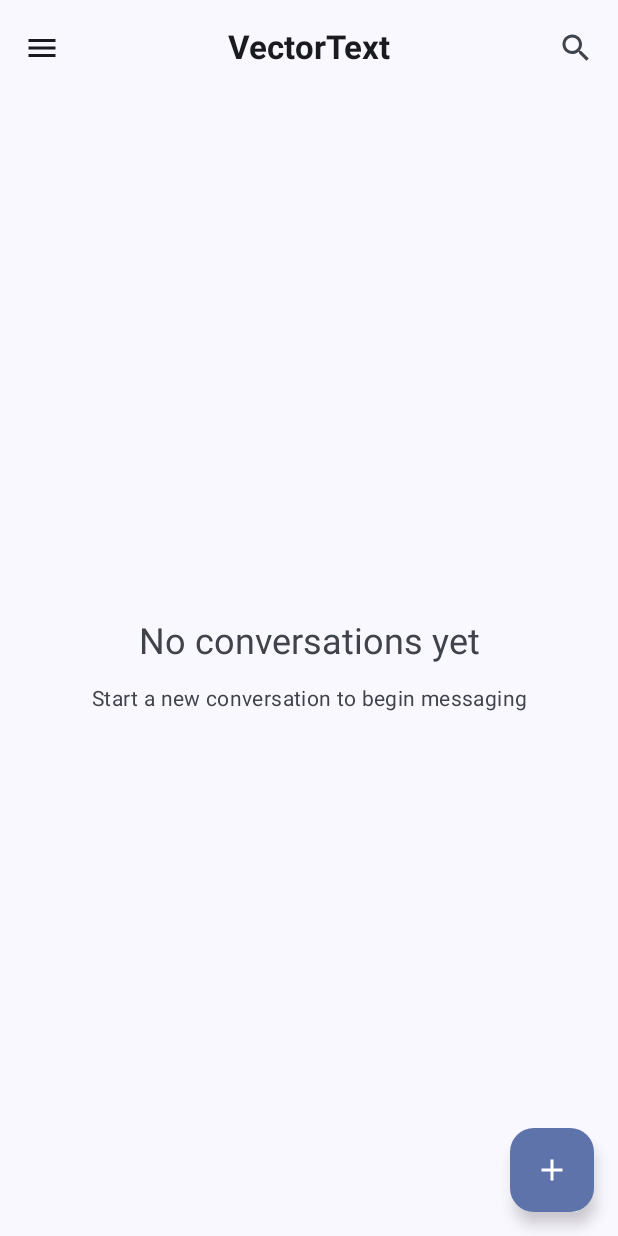
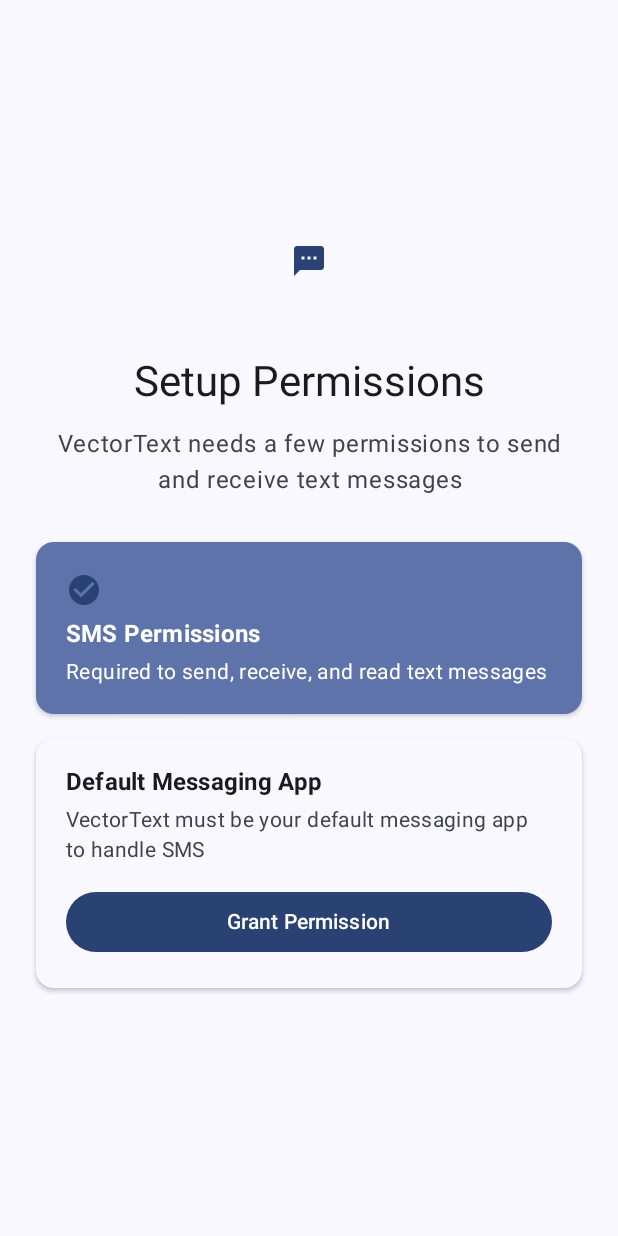
Before and after one commit to scottgl9/android-vectortext, an Android app built with Jetpack Compose: the screen it shows after launch (MainActivity), on a phone screen of 412 x 824 dp. Run offline under Robolectric (Android 15) with nearby library versions, the phone set to English and light mode, and no system bars; our stand-ins replace Dagger/Hilt's generated code, Timber.

Commit message:
[Permissions] Implement complete permission handling system
Full permission management with Material You UI:

Permission Manager Service:
- PermissionManager singleton for SMS permissions
- Check all required permissions (SEND_SMS, RECEIVE_SMS, READ_SMS, READ_CONTACTS)
- Android 13+ POST_NOTIFICATIONS support
- Default SMS app status checking
- RoleManager support for Android 10+ (ROLE_SMS)
- Legacy Telephony API for Android 9
- Missing permissions detection
- Human-readable permission names and rationales

Permissions Screen UI:
- Beautiful Material You design
- Step-by-step permission setup flow
- SMS permissions card with status indicator
- Default SMS app card with enable button
- Check mark icons when granted
- Lifecycle-aware permission monitoring
- Auto-proceed when all granted
- Activity result launchers
- RoleManager integration

Main Activity Integration:
- Permission status check on app start
- Conditional screen display (PermissionsScreen vs ConversationListScreen)
- Reactive state management

Permission Flow:
1. Check if fully setup (permissions + default app)
2. Show PermissionsScreen if needed
3. User grants SMS permissions first
4. Then sets app as default SMS app
5. Auto-proceeds to conversation list
6. Lifecycle monitoring for status updates

Platform Support:
- Android 9: Telephony.Sms API
- Android 10+: RoleManager for ROLE_SMS
- Android 13+: POST_NOTIFICATIONS permission
- Proper API level checking

UI Features:
- Material You card design
- Primary container color for granted
- Check mark indicators
- Disabled state for dependent permissions
- Clear step-by-step guidance
- App icon branding

Build: ✅ Successful

```diff
--- /dev/null
+++ b/app/src/main/java/com/vanespark/vectortext/domain/service/PermissionManager.kt
@@ -0,0 +1,139 @@
+package com.vanespark.vectortext.domain.service
+
+import android.Manifest
+import android.app.role.RoleManager
+import android.content.Context
+import android.content.pm.PackageManager
+import android.os.Build
+import androidx.core.content.ContextCompat
+import dagger.hilt.android.qualifiers.ApplicationContext
+import javax.inject.Inject
+import javax.inject.Singleton
+
+/**
+ * Manages SMS permissions and default messaging app status
+ */
+@Singleton
+class PermissionManager @Inject constructor(
+    @ApplicationContext private val context: Context
+) {
+
+    companion object {
+        val REQUIRED_PERMISSIONS = arrayOf(
+            Manifest.permission.SEND_SMS,
+            Manifest.permission.RECEIVE_SMS,
+            Manifest.permission.READ_SMS,
+            Manifest.permission.READ_CONTACTS
+        )
+
+        val REQUIRED_PERMISSIONS_API_33 = if (Build.VERSION.SDK_INT >= Build.VERSION_CODES.TIRAMISU) {
+            REQUIRED_PERMISSIONS + Manifest.permission.POST_NOTIFICATIONS
+        } else {
+            REQUIRED_PERMISSIONS
+        }
+    }
+
+    /**
+     * Check if all required SMS permissions are granted
+     */
+    fun hasAllSmsPermissions(): Boolean {
+        val permissions = if (Build.VERSION.SDK_INT >= Build.VERSION_CODES.TIRAMISU) {
+            REQUIRED_PERMISSIONS_API_33
+        } else {
+            REQUIRED_PERMISSIONS
+        }
+
+        return permissions.all { permission ->
+            ContextCompat.checkSelfPermission(context, permission) == PackageManager.PERMISSION_GRANTED
+        }
+    }
+
+    /**
+     * Check if a specific permission is granted
+     */
+    fun hasPermission(permission: String): Boolean {
+        return ContextCompat.checkSelfPermission(context, permission) == PackageManager.PERMISSION_GRANTED
+    }
+
+    /**
+     * Get list of permissions that are not yet granted
+     */
+    fun getMissingPermissions(): List<String> {
+        val permissions = if (Build.VERSION.SDK_INT >= Build.VERSION_CODES.TIRAMISU) {
+            REQUIRED_PERMISSIONS_API_33
+        } else {
+            REQUIRED_PERMISSIONS
+        }
+
+        return permissions.filter { permission ->
+            ContextCompat.checkSelfPermission(context, permission) != PackageManager.PERMISSION_GRANTED
+        }
+    }
+
+    /**
+     * Check if app is the default SMS app
+     */
+    fun isDefaultSmsApp(): Boolean {
+        return if (Build.VERSION.SDK_INT >= Build.VERSION_CODES.Q) {
+            // Android 10+ uses RoleManager
+            val roleManager = context.getSystemService(RoleManager::class.java)
+            roleManager?.isRoleHeld(RoleManager.ROLE_SMS) ?: false
+        } else {
+            // Android 9 and below use Telephony
+            @Suppress("DEPRECATION")
+            android.provider.Telephony.Sms.getDefaultSmsPackage(context) == context.packageName
+        }
+    }
+
+    /**
+     * Check if the app can request to become the default SMS app
+     */
+    fun canRequestDefaultSmsApp(): Boolean {
+        return if (Build.VERSION.SDK_INT >= Build.VERSION_CODES.Q) {
+            val roleManager = context.getSystemService(RoleManager::class.java)
+            roleManager?.isRoleAvailable(RoleManager.ROLE_SMS) ?: false
+        } else {
+            true // Pre-Q versions always allow this
+        }
+    }
+
+    /**
+     * Check if all permissions are granted AND app is default SMS app
+     */
+    fun isFullySetup(): Boolean {
+        return hasAllSmsPermissions() && isDefaultSmsApp()
+    }
+
+    /**
+     * Get a human-readable permission name
+     */
+    fun getPermissionDisplayName(permission: String): String {
+        return when (permission) {
+            Manifest.permission.SEND_SMS -> "Send SMS"
+            Manifest.permission.RECEIVE_SMS -> "Receive SMS"
+            Manifest.permission.READ_SMS -> "Read SMS"
+            Manifest.permission.READ_CONTACTS -> "Read Contacts"
+            Manifest.permission.POST_NOTIFICATIONS -> "Show Notifications"
+            else -> permission.substringAfterLast(".")
+        }
+    }
+
+    /**
+     * Get a description for why a permission is needed
+     */
+    fun getPermissionRationale(permission: String): String {
+        return when (permission) {
+            Manifest.permission.SEND_SMS ->
+                "Required to send text messages to your contacts"
+            Manifest.permission.RECEIVE_SMS ->
+                "Required to receive incoming text messages"
+            Manifest.permission.READ_SMS ->
+                "Required to read your message history and display conversations"
+            Manifest.permission.READ_CONTACTS ->
+                "Required to show contact names and photos in conversations"
+            Manifest.permission.POST_NOTIFICATIONS ->
+                "Required to show notifications for new messages"
+            else -> "Required for app functionality"
+        }
+    }
+}
--- a/app/src/main/java/com/vanespark/vectortext/ui/MainActivity.kt
+++ b/app/src/main/java/com/vanespark/vectortext/ui/MainActivity.kt
@@ -7,11 +7,18 @@ import androidx.activity.enableEdgeToEdge
 import androidx.compose.foundation.layout.fillMaxSize
 import androidx.compose.material3.MaterialTheme
 import androidx.compose.material3.Surface
+import androidx.compose.runtime.getValue
+import androidx.compose.runtime.mutableStateOf
+import androidx.compose.runtime.remember
+import androidx.compose.runtime.setValue
 import androidx.compose.ui.Modifier
+import com.vanespark.vectortext.domain.service.PermissionManager
 import com.vanespark.vectortext.ui.conversations.ConversationListScreen
+import com.vanespark.vectortext.ui.permissions.PermissionsScreen
 import com.vanespark.vectortext.ui.theme.VectorTextTheme
 import dagger.hilt.android.AndroidEntryPoint
 import timber.log.Timber
+import javax.inject.Inject
 
 /**
  * Main Activity for VectorText
@@ -19,6 +26,10 @@ import timber.log.Timber
  */
 @AndroidEntryPoint
 class MainActivity : ComponentActivity() {
+
+    @Inject
+    lateinit var permissionManager: PermissionManager
+
     override fun onCreate(savedInstanceState: Bundle?) {
         super.onCreate(savedInstanceState)
         enableEdgeToEdge()
@@ -29,6 +40,11 @@ class MainActivity : ComponentActivity() {
                     modifier = Modifier.fillMaxSize(),
                     color = MaterialTheme.colorScheme.background
                 ) {
+                    var hasPermissions by remember {
+                        mutableStateOf(permissionManager.isFullySetup())
+                    }
+
+                    if (hasPermissions) {
                         ConversationListScreen(
                             onConversationClick = { threadId ->
                                 Timber.d("Conversation clicked: $threadId")
@@ -47,8 +63,17 @@ class MainActivity : ComponentActivity() {
                                 // TODO: Show navigation drawer or menu
                             }
                         )
+                    } else {
+                        PermissionsScreen(
+                            permissionManager = permissionManager,
+                            onPermissionsGranted = {
+                                hasPermissions = true
+                                Timber.d("All permissions granted")
+                            }
+                        )
                     }
                 }
             }
         }
     }
+}
--- /dev/null
+++ b/app/src/main/java/com/vanespark/vectortext/ui/permissions/PermissionsScreen.kt
@@ -0,0 +1,271 @@
+package com.vanespark.vectortext.ui.permissions
+
+import android.app.Activity
+import android.app.role.RoleManager
+import android.content.Intent
+import android.os.Build
+import androidx.activity.compose.rememberLauncherForActivityResult
+import androidx.activity.result.contract.ActivityResultContracts
+import androidx.compose.foundation.layout.Arrangement
+import androidx.compose.foundation.layout.Column
+import androidx.compose.foundation.layout.Spacer
+import androidx.compose.foundation.layout.fillMaxSize
+import androidx.compose.foundation.layout.fillMaxWidth
+import androidx.compose.foundation.layout.height
+import androidx.compose.foundation.layout.padding
+import androidx.compose.foundation.rememberScrollState
+import androidx.compose.foundation.verticalScroll
+import androidx.compose.material.icons.Icons
+import androidx.compose.material.icons.filled.CheckCircle
+import androidx.compose.material.icons.filled.Sms
+import androidx.compose.material3.Button
+import androidx.compose.material3.Card
+import androidx.compose.material3.CardDefaults
+import androidx.compose.material3.Icon
+import androidx.compose.material3.MaterialTheme
+import androidx.compose.material3.OutlinedButton
+import androidx.compose.material3.Text
+import androidx.compose.runtime.Composable
+import androidx.compose.runtime.DisposableEffect
+import androidx.compose.runtime.getValue
+import androidx.compose.runtime.mutableStateOf
+import androidx.compose.runtime.remember
+import androidx.compose.runtime.setValue
+import androidx.compose.ui.Alignment
+import androidx.compose.ui.Modifier
+import androidx.compose.ui.platform.LocalContext
+import androidx.compose.ui.platform.LocalLifecycleOwner
+import androidx.compose.ui.res.stringResource
+import androidx.compose.ui.text.style.TextAlign
+import androidx.compose.ui.unit.dp
+import androidx.lifecycle.Lifecycle
+import androidx.lifecycle.LifecycleEventObserver
+import com.vanespark.vectortext.R
+import com.vanespark.vectortext.domain.service.PermissionManager
+
+/**
+ * Permissions setup screen
+ * Guides user through granting SMS permissions and setting as default app
+ */
+@Composable
+fun PermissionsScreen(
+    permissionManager: PermissionManager,
+    onPermissionsGranted: () -> Unit,
+    modifier: Modifier = Modifier
+) {
+    val context = LocalContext.current
+    var hasAllPermissions by remember { mutableStateOf(permissionManager.hasAllSmsPermissions()) }
+    var isDefaultSmsApp by remember { mutableStateOf(permissionManager.isDefaultSmsApp()) }
+
+    // Permissions launcher
+    val permissionsLauncher = rememberLauncherForActivityResult(
+        contract = ActivityResultContracts.RequestMultiplePermissions()
+    ) { permissions ->
+        hasAllPermissions = permissions.values.all { it }
+        if (hasAllPermissions && isDefaultSmsApp) {
+            onPermissionsGranted()
+        }
+    }
+
+    // Default SMS app launcher
+    val defaultSmsLauncher = rememberLauncherForActivityResult(
+        contract = ActivityResultContracts.StartActivityForResult()
+    ) { result ->
+        // Check if app is now default
+        isDefaultSmsApp = permissionManager.isDefaultSmsApp()
+        if (hasAllPermissions && isDefaultSmsApp) {
+            onPermissionsGranted()
+        }
+    }
+
+    // Monitor lifecycle to refresh permission status
+    val lifecycleOwner = LocalLifecycleOwner.current
+    DisposableEffect(lifecycleOwner) {
+        val observer = LifecycleEventObserver { _, event ->
+            if (event == Lifecycle.Event.ON_RESUME) {
+                hasAllPermissions = permissionManager.hasAllSmsPermissions()
+                isDefaultSmsApp = permissionManager.isDefaultSmsApp()
+                if (hasAllPermissions && isDefaultSmsApp) {
+                    onPermissionsGranted()
+                }
+            }
+        }
+        lifecycleOwner.lifecycle.addObserver(observer)
+        onDispose {
+            lifecycleOwner.lifecycle.removeObserver(observer)
+        }
+    }
+
+    Column(
+        modifier = modifier
+            .fillMaxSize()
+            .verticalScroll(rememberScrollState())
+            .padding(24.dp),
+        horizontalAlignment = Alignment.CenterHorizontally,
+        verticalArrangement = Arrangement.Center
+    ) {
+        // App icon
+        Icon(
+            imageVector = Icons.Default.Sms,
+            contentDescription = null,
+            modifier = Modifier
+                .padding(bottom = 24.dp)
+                .height(80.dp),
+            tint = MaterialTheme.colorScheme.primary
+        )
+
+        // Title
+        Text(
+            text = stringResource(R.string.setup_permissions),
+            style = MaterialTheme.typography.headlineMedium,
+            color = MaterialTheme.colorScheme.onSurface,
+            textAlign = TextAlign.Center
+        )
+
+        Spacer(modifier = Modifier.height(16.dp))
+
+        // Description
+        Text(
+            text = stringResource(R.string.setup_permissions_description),
+            style = MaterialTheme.typography.bodyLarge,
+            color = MaterialTheme.colorScheme.onSurfaceVariant,
+            textAlign = TextAlign.Center
+        )
+
+        Spacer(modifier = Modifier.height(32.dp))
+
+        // SMS Permissions Card
+        PermissionCard(
+            title = stringResource(R.string.sms_permissions),
+            description = stringResource(R.string.sms_permissions_description),
+            isGranted = hasAllPermissions,
+            onGrantClick = {
+                permissionsLauncher.launch(
+                    if (Build.VERSION.SDK_INT >= Build.VERSION_CODES.TIRAMISU) {
+                        PermissionManager.REQUIRED_PERMISSIONS_API_33
+                    } else {
+                        PermissionManager.REQUIRED_PERMISSIONS
+                    }
+                )
+            }
+        )
+
+        Spacer(modifier = Modifier.height(16.dp))
+
+        // Default SMS App Card
+        PermissionCard(
+            title = stringResource(R.string.default_sms_app),
+            description = stringResource(R.string.default_sms_app_description),
+            isGranted = isDefaultSmsApp,
+            onGrantClick = {
+                if (Build.VERSION.SDK_INT >= Build.VERSION_CODES.Q) {
+                    val roleManager = context.getSystemService(RoleManager::class.java)
+                    if (roleManager?.isRoleAvailable(RoleManager.ROLE_SMS) == true) {
+                        val intent = roleManager.createRequestRoleIntent(RoleManager.ROLE_SMS)
+                        defaultSmsLauncher.launch(intent)
+                    }
+                } else {
+                    @Suppress("DEPRECATION")
+                    val intent = Intent(android.provider.Telephony.Sms.Intents.ACTION_CHANGE_DEFAULT)
+                    intent.putExtra(android.provider.Telephony.Sms.Intents.EXTRA_PACKAGE_NAME, context.packageName)
+                    (context as? Activity)?.startActivity(intent)
+                }
+            },
+            enabled = hasAllPermissions // Can only set as default after permissions granted
+        )
+
+        Spacer(modifier = Modifier.height(32.dp))
+
+        // Continue button (shown when all done)
+        if (hasAllPermissions && isDefaultSmsApp) {
+            Button(
+                onClick = onPermissionsGranted,
+                modifier = Modifier.fillMaxWidth()
+            ) {
+                Text(stringResource(R.string.continue_to_app))
+            }
+        }
+    }
+}
+
+@Composable
+private fun PermissionCard(
+    title: String,
+    description: String,
+    isGranted: Boolean,
+    onGrantClick: () -> Unit,
+    modifier: Modifier = Modifier,
+    enabled: Boolean = true
+) {
+    Card(
+        modifier = modifier.fillMaxWidth(),
+        colors = CardDefaults.cardColors(
+            containerColor = if (isGranted) {
+                MaterialTheme.colorScheme.primaryContainer
+            } else {
+                MaterialTheme.colorScheme.surface
+            }
+        ),
+        elevation = CardDefaults.cardElevation(defaultElevation = 2.dp)
+    ) {
+        Column(
+            modifier = Modifier
+                .fillMaxWidth()
+                .padding(20.dp),
+            horizontalAlignment = Alignment.Start
+        ) {
+            // Title with checkmark
+            if (isGranted) {
+                Icon(
+                    imageVector = Icons.Default.CheckCircle,
+                    contentDescription = null,
+                    tint = MaterialTheme.colorScheme.primary,
+                    modifier = Modifier.padding(bottom = 8.dp)
+                )
+            }
+
+            Text(
+                text = title,
+                style = MaterialTheme.typography.titleMedium,
+                color = if (isGranted) {
+                    MaterialTheme.colorScheme.onPrimaryContainer
+                } else {
+                    MaterialTheme.colorScheme.onSurface
+                }
+            )
+
+            Spacer(modifier = Modifier.height(8.dp))
+
+            Text(
+                text = description,
+                style = MaterialTheme.typography.bodyMedium,
+                color = if (isGranted) {
+                    MaterialTheme.colorScheme.onPrimaryContainer
+                } else {
+                    MaterialTheme.colorScheme.onSurfaceVariant
+                }
+            )
+
+            if (!isGranted) {
+                Spacer(modifier = Modifier.height(16.dp))
+
+                if (enabled) {
+                    Button(
+                        onClick = onGrantClick,
+                        modifier = Modifier.fillMaxWidth()
+                    ) {
+                        Text(stringResource(R.string.grant_permission))
+                    }
+                } else {
+                    OutlinedButton(
+                        onClick = { /* Disabled */ },
+                        modifier = Modifier.fillMaxWidth(),
+                        enabled = false
+                    ) {
+                        Text(stringResource(R.string.grant_permission))
+                    }
+                }
+            }
+        }
+    }
+}
--- a/app/src/main/res/values/strings.xml
+++ b/app/src/main/res/values/strings.xml
@@ -22,10 +22,17 @@
     <!-- Permissions -->
     <string name="sms_permission_required">SMS permission required</string>
     <string name="sms_permission_rationale">VectorText needs SMS permissions to send and receive messages</string>
-    <string name="grant_permission">Grant permission</string>
+    <string name="grant_permission">Grant Permission</string>
     <string name="default_sms_app_required">Set as default messaging app</string>
     <string name="default_sms_app_rationale">VectorText needs to be your default messaging app to function properly</string>
     <string name="set_as_default">Set as default</string>
+    <string name="setup_permissions">Setup Permissions</string>
+    <string name="setup_permissions_description">VectorText needs a few permissions to send and receive text messages</string>
+    <string name="sms_permissions">SMS Permissions</string>
+    <string name="sms_permissions_description">Required to send, receive, and read text messages</string>
+    <string name="default_sms_app">Default Messaging App</string>
+    <string name="default_sms_app_description">VectorText must be your default messaging app to handle SMS</string>
+    <string name="continue_to_app">Continue to App</string>
 
     <!-- Common -->
     <string name="cancel">Cancel</string>
```
Also changed, not shown: 1 other file. Lines whose indentation alone changed are shown as unchanged.
